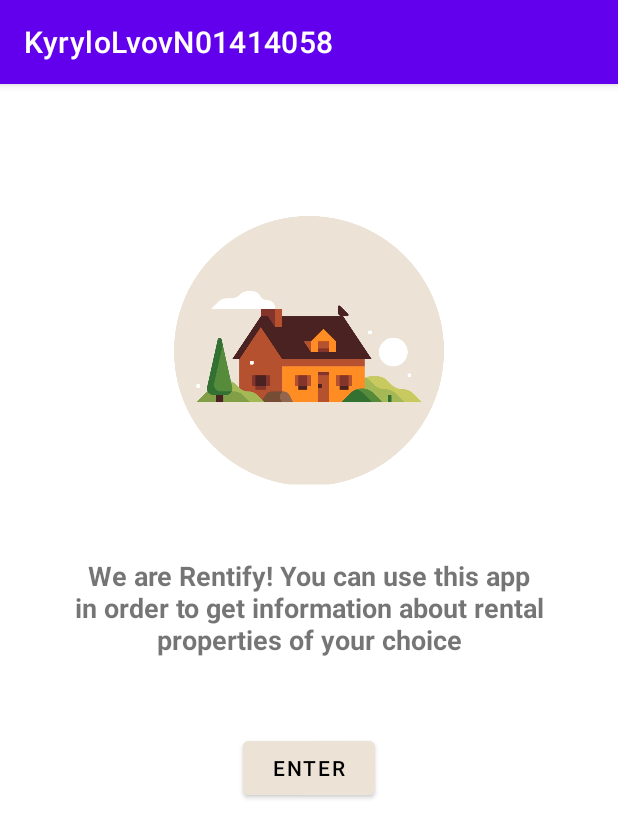
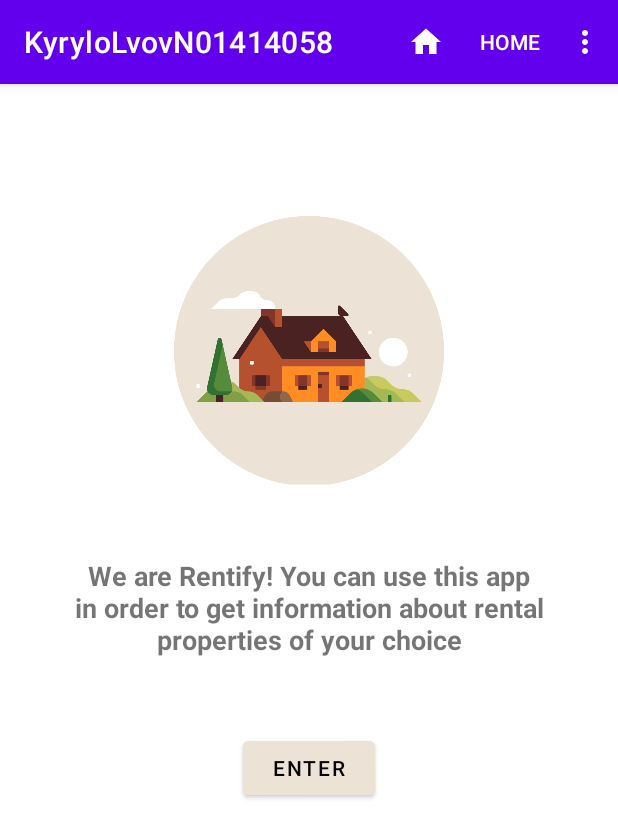
Before and after one commit to KyryloLvov4058/KyryloLvovAssign2, an Android app: the screen it shows after launch (KyryloActivity), on a phone screen of 412 x 824 dp. Shown: the top 838 px of the screen. Run offline under Robolectric (Android 15) with nearby library versions, the phone set to English and light mode, and no system bars.

Commit message:
ADDED: - Top bar menu

```diff
--- a/KyryloLab22/src/main/java/kyrylo/lvov/n01414058/KyryloActivity.java
+++ b/KyryloLab22/src/main/java/kyrylo/lvov/n01414058/KyryloActivity.java
@@ -3,13 +3,22 @@ package kyrylo.lvov.n01414058;
 
 import androidx.appcompat.app.AppCompatActivity;
 
+import android.content.Intent;
 import android.os.Bundle;
+import android.view.Menu;
+import android.view.MenuInflater;
+import android.view.View;
 
-public class KyryloActivity extends AppCompatActivity {
+public class KyryloActivity extends LvovActivityWithMenu {
 
     @Override
     protected void onCreate(Bundle savedInstanceState) {
         super.onCreate(savedInstanceState);
         setContentView(R.layout.activity_main);
     }
+
+    public void openRentTypeScreen(View view) {
+        Intent intent = new Intent(KyryloActivity.this, LvovRentTypeScreenActivity.class);
+        startActivity(intent);
+    }
 }
--- a/KyryloLab22/src/main/java/kyrylo/lvov/n01414058/SplashScreenActivity.java
+++ b/KyryloLab22/src/main/java/kyrylo/lvov/n01414058/LvovRentTypeScreenActivity.java
@@ -3,14 +3,15 @@ package kyrylo.lvov.n01414058;
 
 import android.content.Intent;
 import android.os.Bundle;
+import android.view.View;
 
 import androidx.appcompat.app.AppCompatActivity;
 
-public class SplashScreenActivity extends AppCompatActivity {
+public class LvovRentTypeScreenActivity extends LvovActivityWithMenu {
+
     @Override
     protected void onCreate(Bundle savedInstanceState) {
         super.onCreate(savedInstanceState);
-        startActivity(new Intent(SplashScreenActivity.this, KyryloActivity.class));
-        finish();
+        setContentView(R.layout.activity_lvov_rent_type);
     }
 }
--- /dev/null
+++ b/KyryloLab22/src/main/java/kyrylo/lvov/n01414058/LvovSplashScreenActivity.java
@@ -0,0 +1,16 @@
+// Kyrylo Lvov n01414058 section B
+package kyrylo.lvov.n01414058;
+
+import android.content.Intent;
+import android.os.Bundle;
+
+import androidx.appcompat.app.AppCompatActivity;
+
+public class LvovSplashScreenActivity extends AppCompatActivity {
+    @Override
+    protected void onCreate(Bundle savedInstanceState) {
+        super.onCreate(savedInstanceState);
+        startActivity(new Intent(LvovSplashScreenActivity.this, KyryloActivity.class));
+        finish();
+    }
+}
--- /dev/null
+++ b/KyryloLab22/src/main/res/drawable/ic_baseline_home_24.xml
@@ -0,0 +1,5 @@
+<vector android:height="24dp" android:tint="#FFFFFF"
+    android:viewportHeight="24" android:viewportWidth="24"
+    android:width="24dp" xmlns:android="http://schemas.android.com/apk/res/android">
+    <path android:fillColor="@android:color/white" android:pathData="M10,20v-6h4v6h5v-8h3L12,3 2,12h3v8z"/>
+</vector>
--- a/KyryloLab22/src/main/res/layout-land/activity_main.xml
+++ b/KyryloLab22/src/main/res/layout-land/activity_main.xml
@@ -39,12 +39,13 @@
         app:layout_constraintVertical_bias="0.234" />
 
     <Button
-        android:id="@+id/button"
+        android:id="@+id/kyryloButton"
         android:layout_width="wrap_content"
         android:layout_height="wrap_content"
         android:backgroundTint="@color/brand_color"
         android:text="@string/buttonEnter"
         android:textColor="@android:color/black"
+        android:onClick="openRentTypeScreen"
         app:layout_constraintBottom_toBottomOf="parent"
         app:layout_constraintHorizontal_bias="0.665"
         app:layout_constraintLeft_toLeftOf="parent"
--- a/KyryloLab22/src/main/res/layout/activity_main.xml
+++ b/KyryloLab22/src/main/res/layout/activity_main.xml
@@ -38,10 +38,11 @@
         app:layout_constraintVertical_bias="0.450" />
 
     <Button
-        android:id="@+id/button"
+        android:id="@+id/kyryloButton"
         android:layout_width="wrap_content"
         android:layout_height="wrap_content"
         android:text="@string/buttonEnter"
+        android:onClick="openRentTypeScreen"
         android:backgroundTint="@color/brand_color"
         android:textColor="@android:color/black"
         app:layout_constraintBottom_toBottomOf="parent"
@@ -50,11 +51,4 @@
         app:layout_constraintVertical_bias="0.600"
         app:layout_constraintTop_toTopOf="parent" />
 
-    <androidx.constraintlayout.widget.Guideline
-        android:id="@+id/guideline2"
-        android:layout_width="wrap_content"
-        android:layout_height="wrap_content"
-        android:orientation="horizontal"
-        app:layout_constraintGuide_begin="20dp" />
-
 </androidx.constraintlayout.widget.ConstraintLayout>
--- /dev/null
+++ b/KyryloLab22/src/main/res/menu/menu.xml
@@ -0,0 +1,18 @@
+<?xml version="1.0" encoding="utf-8"?>
+<menu xmlns:android="http://schemas.android.com/apk/res/android"
+    xmlns:app="http://schemas.android.com/apk/res-auto">
+
+    <item android:id="@+id/kyryloRent"
+        android:title="@string/menuHome"
+        android:icon="@drawable/ic_baseline_home_24"
+        app:showAsAction="always" />
+
+    <item android:id="@+id/kyryloHome"
+        android:title="@string/menuHome"
+        app:showAsAction="ifRoom" />
+
+    <item android:id="@+id/kyryloHelp"
+        android:title="@string/menuHelp"
+        app:showAsAction="never" />
+
+</menu>
--- a/KyryloLab22/src/main/res/values/strings.xml
+++ b/KyryloLab22/src/main/res/values/strings.xml
@@ -2,4 +2,7 @@
     <string name="app_name">KyryloLvovN01414058</string>
     <string name="mainScreenDescription">We are Rentify! You can use this app in order to get information about rental properties of your choice</string>
     <string name="buttonEnter">Enter</string>
+    <string name="menuHome">HOME</string>
+    <string name="menuHelp">HELP</string>
+    <string name="website_link">https://www.airbnb.ca/</string>
 </resources>
```
Also changed, not shown: KyryloLab22/src/main/AndroidManifest.xml (+11 -6 lines), KyryloLab22/src/main/java/kyrylo/lvov/n01414058/LvovActivityWithMenu.java (added, +47 -0 lines), KyryloLab22/src/main/res/layout/activity_lvov_rent_type.xml (added, +25 -0 lines).
